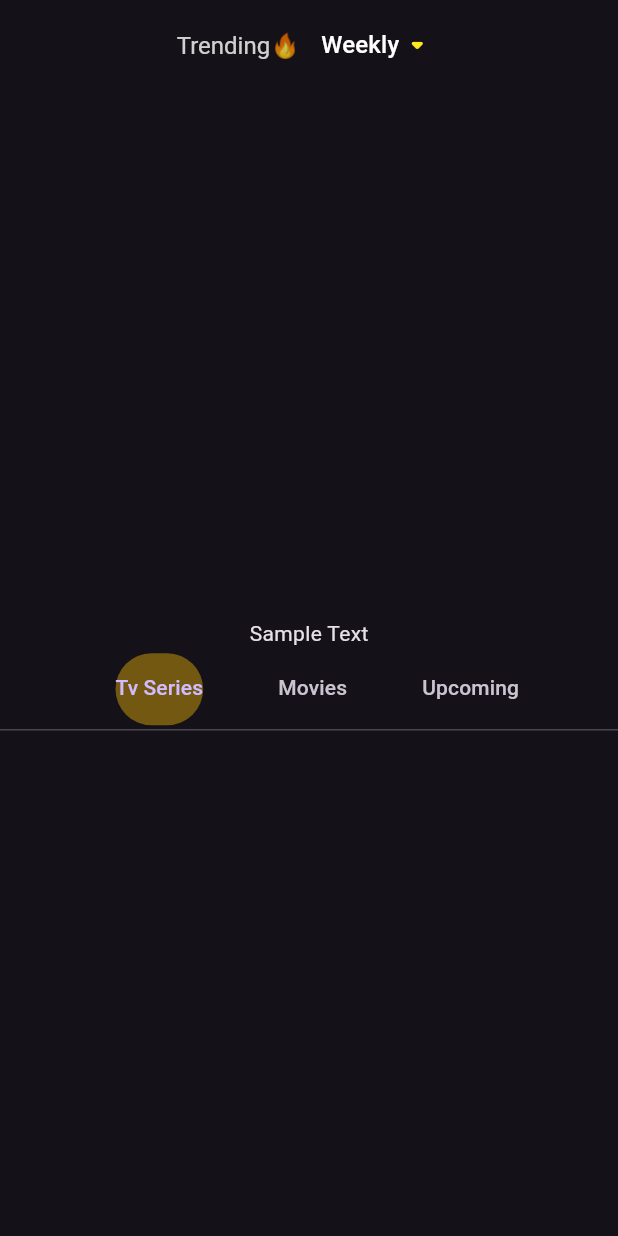
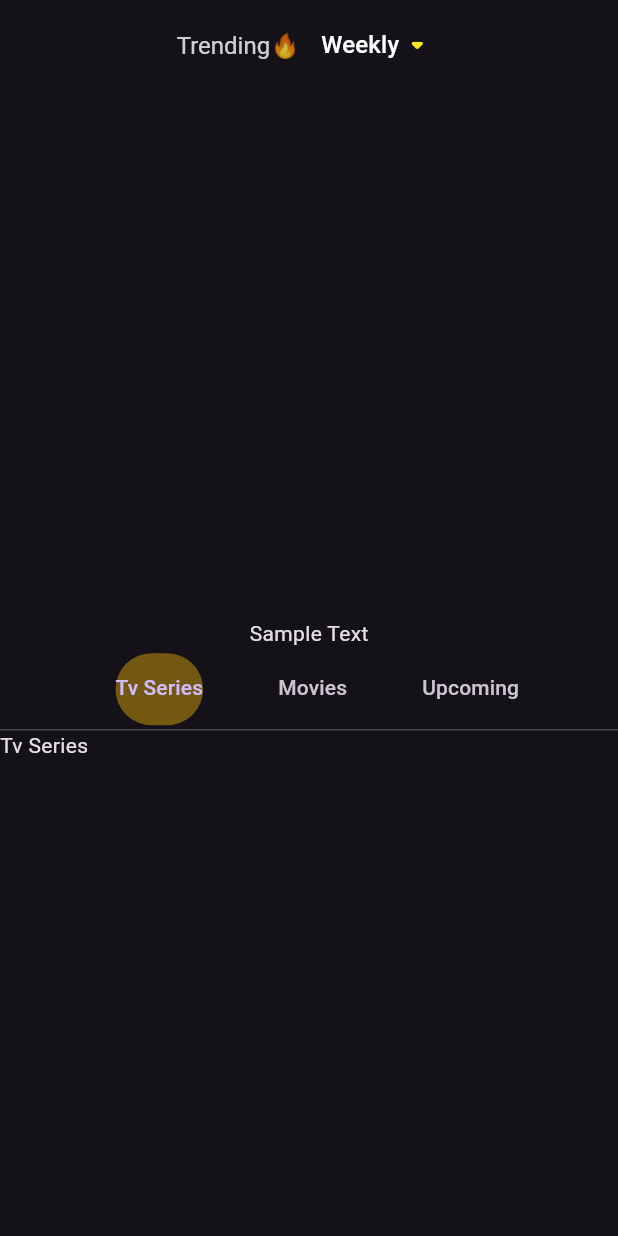
Before and after one commit to Chetan-KH511/Display_Movies, a Flutter app: the screen it shows after launch, on a phone screen of 412 x 824 dp. Run offline on Flutter 3.47's test engine with Material 3 defaults, Android fonts, the phone set to English and light mode, and no system bars; drawn by our look-alikes of carousel_slider; network calls fail.

Commit message:
Added Collapsing Appbar with seperatwe screen for tabs

```diff
--- a/lib/Homepage/HomePage.dart
+++ b/lib/Homepage/HomePage.dart
@@ -1,6 +1,9 @@
 import 'package:flutter/material.dart';
 import 'package:http/http.dart' as http;
 import 'package:carousel_slider/carousel_slider.dart';
+import 'package:movie_app/TabPages/Movies.dart';
+import 'package:movie_app/TabPages/TvSeries.dart';
+import 'package:movie_app/TabPages/upcomming.dart';
 import 'dart:convert';
 
 import 'package:movie_app/apilinks/apiLinks.dart';
@@ -178,7 +181,7 @@ class _HomePageState extends State<HomePage> with TickerProviderStateMixin {
                 height: 55,
                 width: MediaQuery.of(context).size.width,
                 child: TabBar(
-                physics: BouncingScrollPhysics(),
+                    physics: const BouncingScrollPhysics(),
                     labelPadding: const EdgeInsets.symmetric(horizontal: 25),
                     isScrollable: true,
                     controller: _tabController,
@@ -190,9 +193,18 @@ class _HomePageState extends State<HomePage> with TickerProviderStateMixin {
                       Tab(child: Text('Tv Series')),
                       Tab(child: Text('Movies')),
                       Tab(child: Text('Upcoming')),
+                    ])),
+            Container(
+              height: 1050,
+              child: TabBarView(
+                controller: _tabController,
+                children: [
+                  Tvseries(),
+                  Movies(),
+                  Upcomming(),
                 ],
               ),
-            ),
+            )
           ]))
         ],
       ),
--- /dev/null
+++ b/lib/TabPages/TvSeries.dart
@@ -0,0 +1,15 @@
+import 'package:flutter/material.dart';
+
+class Tvseries extends StatefulWidget{
+  @override
+  State<Tvseries> createState() => _TvseriesState();
+
+}
+
+class _TvseriesState extends State<Tvseries>{
+  @override
+  Widget build(BuildContext context) {
+    return const Text('Tv Series');
+  }
+
+}
```
Also changed, not shown: lib/TabPages/Movies.dart (added, +15 -0 lines), lib/TabPages/upcomming.dart (added, +15 -0 lines). Lines whose indentation alone changed are shown as unchanged.
